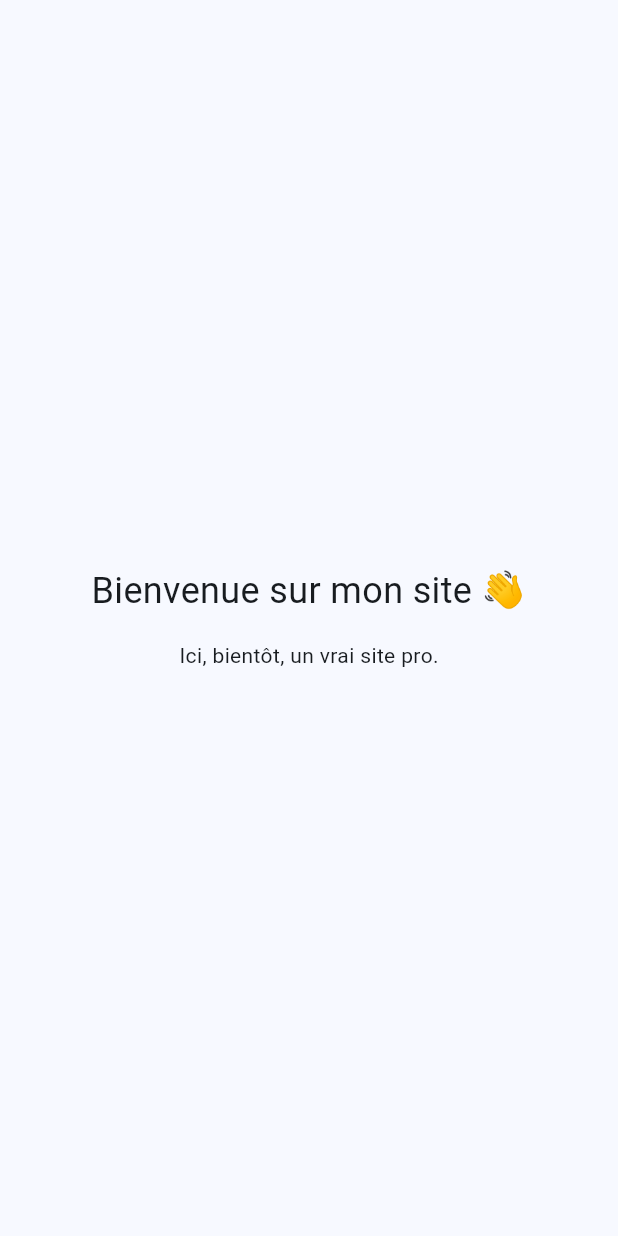
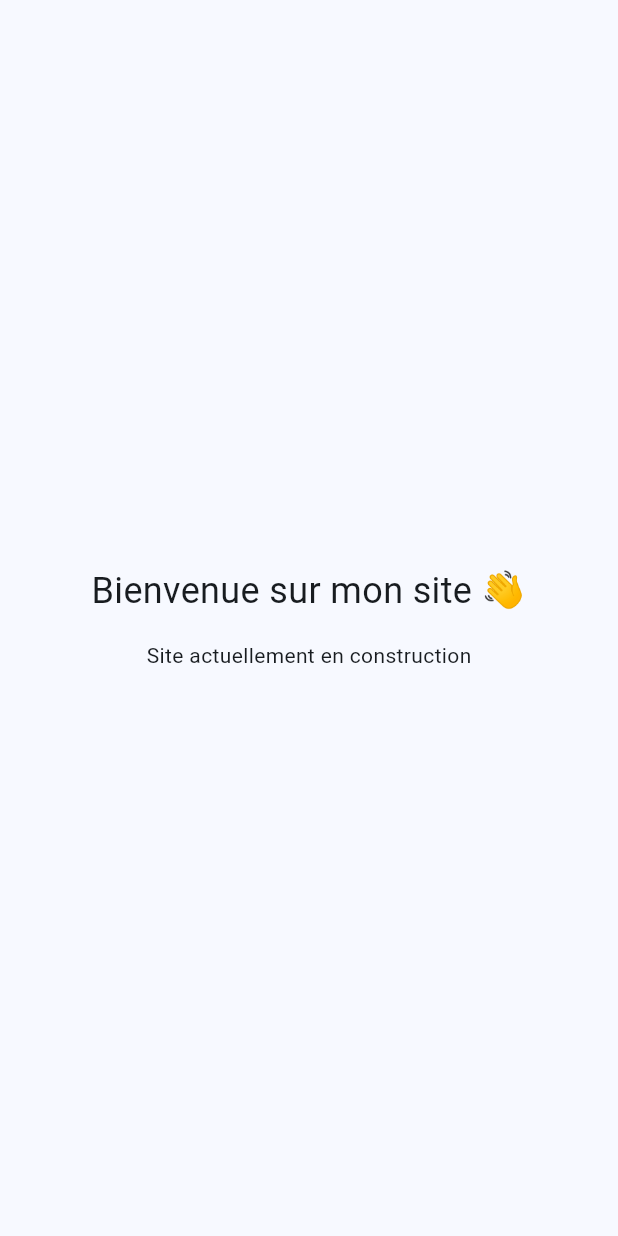
Before and after one commit to FabDu38/fabienbl-dev, a Flutter app: the screen it shows after launch, on a phone screen of 412 x 824 dp. Run offline on Flutter 3.47's test engine with Material 3 defaults, Android fonts, the light colour scheme and no system bars; our stand-ins replace go_router.

Commit message:
Fix Main page update

```diff
--- a/lib/features/home/presentation/home_page.dart
+++ b/lib/features/home/presentation/home_page.dart
@@ -16,7 +16,7 @@ class HomePage extends StatelessWidget {
             ),
             SizedBox(height: 16),
             Text(
-              'Ici, bientôt, un vrai site pro.',
+              'Site actuellement en construction',
             ),
           ],
         ),
```
